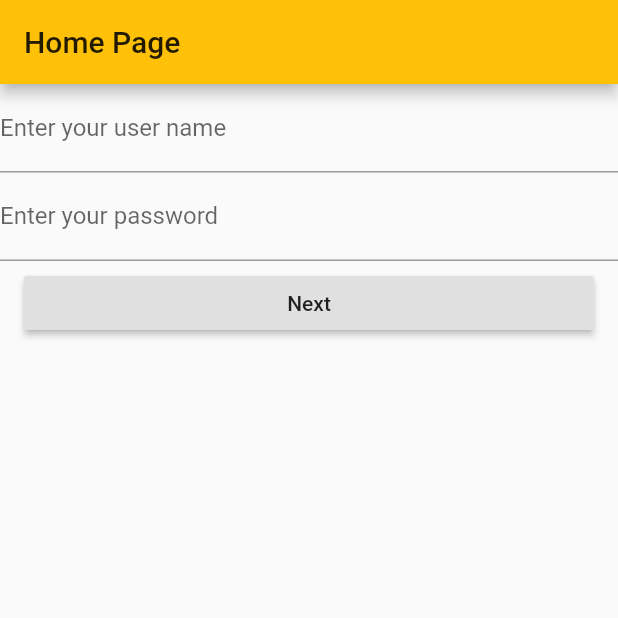
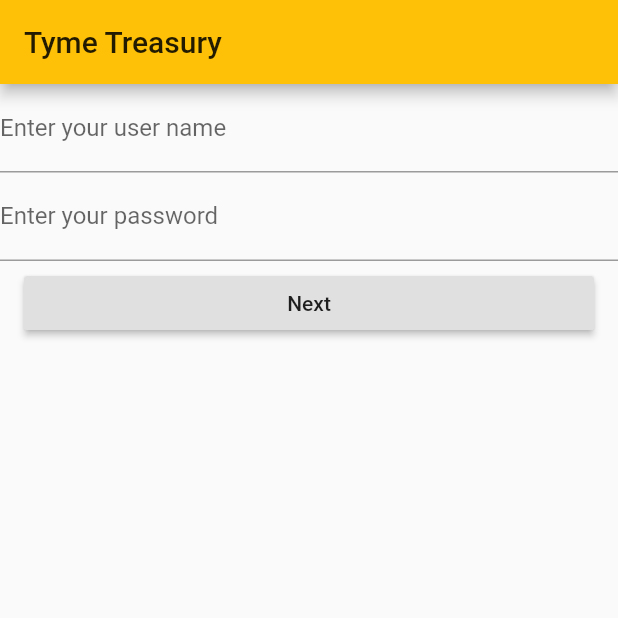
Before and after one commit to stanleydong/mobile_3m, a Flutter app: the screen it shows after launch, on a phone screen of 412 x 824 dp, the top half of it. Run offline on Flutter 3.47's test engine with Material 2 defaults, Android fonts, the phone set to English and light mode, and no system bars; our stand-ins replace cloud_firestore; missing offline and left inert: qrcode_reader; accounts and stored records are empty.

Commit message:
Merge branch 'master' of https://github.com/stanleydong/mobile_3m
# Conflicts:
#	lib/main.dart
#	lib/qrcode_reader.dart

```diff
--- a/lib/main.dart
+++ b/lib/main.dart
@@ -63,7 +63,7 @@ class _MyHomePageState extends State<MyHomePage> {
       appBar: new AppBar(
         // Here we take the value from the MyHomePage object that was created by
         // the App.build method, and use it to set our appbar title.
-        title: new Text("Home Page"),
+        title: new Text(widget.title),
       ),
       body: new ListView(
         // Center is a layout widget. It takes a single child and positions it
```
Also changed, not shown: lib/admin.dart (+8 -2 lines).
